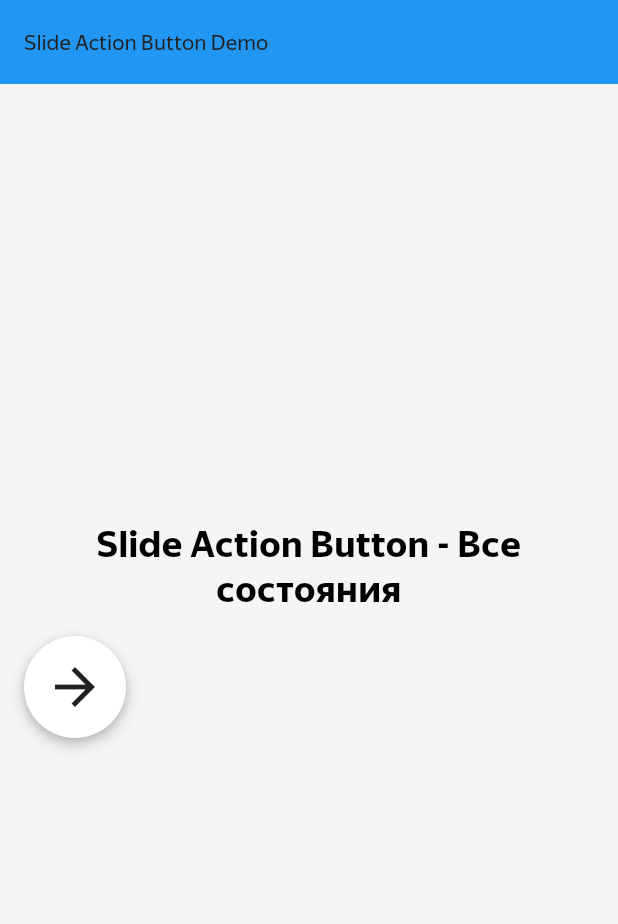
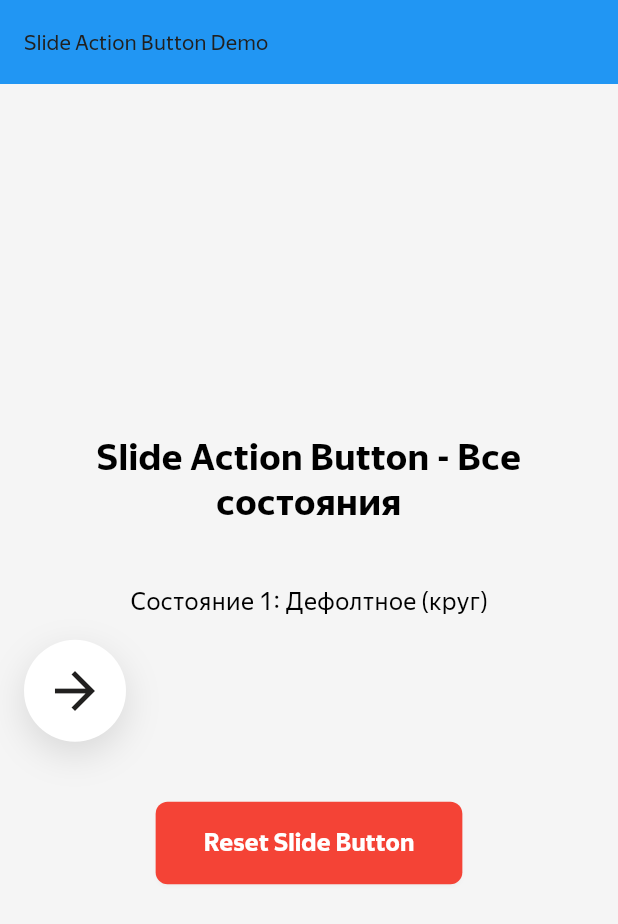
Before and after one commit to ChabanovX/alice-sdk, a Flutter app: the screen it shows after launch, on a phone screen of 412 x 824 dp. Shown: the top 924 px of the screen. Run offline on Flutter 3.47's test engine with Material 3 defaults, Android fonts, the phone set to English and light mode, and no system bars; our stand-ins replace flutter_svg, just_audio, rxdart.

Commit message:
modified SlideActionButton

```diff
--- a/mobile/lib/main.dart
+++ b/mobile/lib/main.dart
@@ -14,7 +14,28 @@ class MainApp extends StatelessWidget {
     return MaterialApp(
       theme: lightTheme,
       themeMode: ThemeMode.system,
-      home: Scaffold(
+      home: const MainScreen(),
+    );
+  }
+}
+
+class MainScreen extends StatefulWidget {
+  const MainScreen({super.key});
+
+  @override
+  State<MainScreen> createState() => _MainScreenState();
+}
+
+class _MainScreenState extends State<MainScreen> {
+  final GlobalKey _slideButtonKey = GlobalKey();
+
+  void _resetSlideButton() {
+    SlideActionButton.reset(_slideButtonKey);
+  }
+
+  @override
+  Widget build(BuildContext context) {
+    return Scaffold(
       backgroundColor: Colors.grey[100],
       appBar: AppBar(
         title: const Text('Slide Action Button Demo'),
@@ -31,11 +52,37 @@ class MainApp extends StatelessWidget {
               style: TextStyle(fontSize: 24, fontWeight: FontWeight.bold),
               textAlign: TextAlign.center,
             ),
+            const SizedBox(height: 40),
+
+            // Состояние 1: Дефолтное
+            const Text(
+              'Состояние 1: Дефолтное (круг)',
+              style: TextStyle(fontSize: 16),
+            ),
             const SizedBox(height: 16),
-              const SlideActionButton(),
+            SlideActionButton(key: _slideButtonKey),
             const SizedBox(height: 40),
+
+            // Кнопка Reset
+            ElevatedButton(
+              onPressed: _resetSlideButton,
+              style: ElevatedButton.styleFrom(
+                backgroundColor: Colors.red,
+                foregroundColor: Colors.white,
+                padding: const EdgeInsets.symmetric(
+                  horizontal: 32,
+                  vertical: 16,
+                ),
+                shape: RoundedRectangleBorder(
+                  borderRadius: BorderRadius.circular(8),
+                ),
+              ),
+              child: const Text(
+                'Reset Slide Button',
+                style: TextStyle(fontSize: 16, fontWeight: FontWeight.bold),
+              ),
+            ),
           ],
-          ),
         ),
       ),
     );
--- a/mobile/lib/widgets/action_buttons/slide_action_button.dart
+++ b/mobile/lib/widgets/action_buttons/slide_action_button.dart
@@ -20,12 +20,25 @@ class SlideActionButton extends StatefulWidget {
   /// Callback вызывается при завершении слайда
   final VoidCallback? onSlideComplete;
 
+  /// Сбрасывает виджет в дефолтное состояние
+  static void reset(GlobalKey key) {
+    final state = key.currentState;
+    if (state is _SlideActionButtonState) {
+      state.reset();
+    }
+  }
+
   @override
   State<SlideActionButton> createState() => _SlideActionButtonState();
 }
 
+/// Mixin для добавления функциональности сброса
+mixin ResetMixin<T extends StatefulWidget> on State<T> {
+  void reset();
+}
+
 class _SlideActionButtonState extends State<SlideActionButton>
-    with TickerProviderStateMixin {
+    with TickerProviderStateMixin, ResetMixin {
   SlideActionState _currentState = SlideActionState.defaultState;
   late AnimationController _animationController;
   late AnimationController _stretchController;
@@ -73,7 +86,21 @@ class _SlideActionButtonState extends State<SlideActionButton>
     super.dispose();
   }
 
+  /// Сбрасывает виджет в дефолтное состояние
+  void reset() {
+    setState(() {
+      _currentState = SlideActionState.defaultState;
+      _dragDistance = 0.0;
+      _isDragging = false;
+    });
+    _animationController.reset();
+    _stretchController.reset();
+  }
+
   void _handleTapDown(TapDownDetails details) {
+    // Если виджет заблокирован в состоянии 3, ничего не делаем
+    if (_currentState == SlideActionState.stretchedState) return;
+
     setState(() {
       _currentState = SlideActionState.pressedState;
     });
@@ -81,6 +108,9 @@ class _SlideActionButtonState extends State<SlideActionButton>
   }
 
   void _handleTapUp(TapUpDetails details) {
+    // Если виджет заблокирован в состоянии 3, ничего не делаем
+    if (_currentState == SlideActionState.stretchedState) return;
+
     if (_currentState == SlideActionState.pressedState) {
       setState(() {
         _currentState = SlideActionState.defaultState;
@@ -90,6 +120,9 @@ class _SlideActionButtonState extends State<SlideActionButton>
   }
 
   void _handleTapCancel() {
+    // Если виджет заблокирован в состоянии 3, ничего не делаем
+    if (_currentState == SlideActionState.stretchedState) return;
+
     if (_currentState == SlideActionState.pressedState) {
       setState(() {
         _currentState = SlideActionState.defaultState;
@@ -99,6 +132,9 @@ class _SlideActionButtonState extends State<SlideActionButton>
   }
 
   void _handlePanStart(DragStartDetails details) {
+    // Если виджет заблокирован в состоянии 3, ничего не делаем
+    if (_currentState == SlideActionState.stretchedState) return;
+
     setState(() {
       _isDragging = true;
       _currentState = SlideActionState.pressedState;
@@ -109,6 +145,8 @@ class _SlideActionButtonState extends State<SlideActionButton>
   }
 
   void _handlePanUpdate(DragUpdateDetails details) {
+    // Если виджет заблокирован в состоянии 3, ничего не делаем
+    if (_currentState == SlideActionState.stretchedState) return;
     if (!_isDragging) return;
 
     // Вычисляем расстояние только по горизонтали от начальной позиции
@@ -135,6 +173,8 @@ class _SlideActionButtonState extends State<SlideActionButton>
   }
 
   void _handlePanEnd(DragEndDetails details) {
+    // Если виджет заблокирован в состоянии 3, ничего не делаем
+    if (_currentState == SlideActionState.stretchedState) return;
     if (!_isDragging) return;
 
     setState(() {
@@ -142,10 +182,10 @@ class _SlideActionButtonState extends State<SlideActionButton>
     });
 
     if (_currentState == SlideActionState.stretchedState) {
-      // Остаемся в растянутом состоянии
+      // Остаемся в растянутом состоянии - виджет заблокирован
       widget.onSlideComplete?.call();
     } else {
-      // Возвращаемся в дефолтное состояние
+      // Возвращаемся в дефолтное состояние только если не достигли состояния 3
       setState(() {
         _currentState = SlideActionState.defaultState;
         _dragDistance = 0.0;
@@ -200,14 +240,9 @@ class _SlideActionButtonState extends State<SlideActionButton>
                 borderRadius: BorderRadius.circular(_defaultSize / 2),
                 boxShadow: [
                   BoxShadow(
-                    color: colors.shadow.withOpacity(0.2),
-                    offset: const Offset(0, 4),
-                    blurRadius: 8,
-                  ),
-                  BoxShadow(
-                    color: colors.shadow.withOpacity(0.1),
-                    offset: const Offset(0, 2),
-                    blurRadius: 4,
+                    color: colors.shadow,
+                    offset: const Offset(0, 8),
+                    blurRadius: 20,
                   ),
                 ],
               ),
```
Lines whose indentation alone changed are shown as unchanged.
